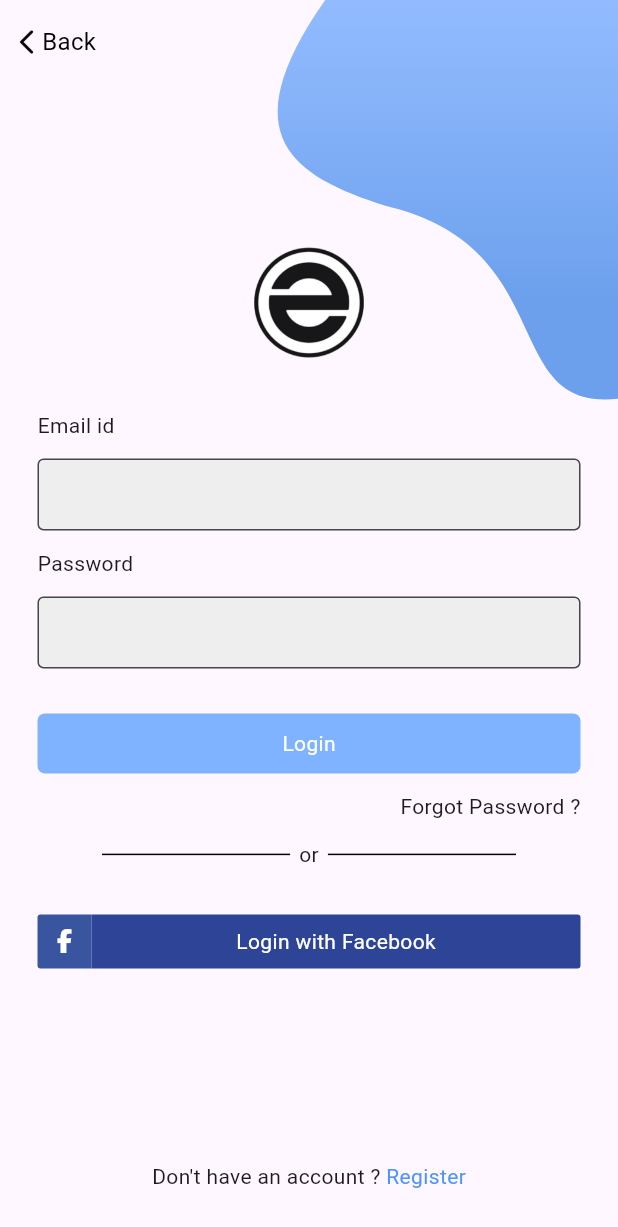
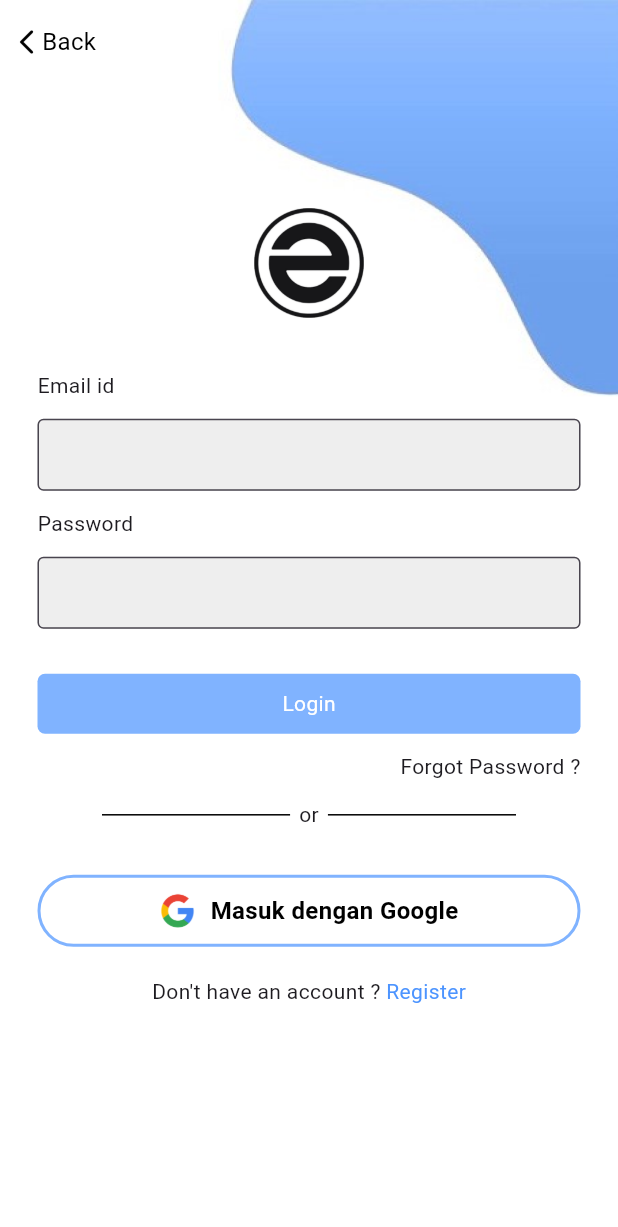
Before and after one commit to Ziyan-11/Project-Flutter-Erdikha, a Flutter app: the LoginScreen screen opened directly, on a phone screen of 412 x 824 dp. Shown: the top 1227 px of the screen. Run offline on Flutter 3.47's test engine with Material 3 defaults, Android fonts, the phone set to English and light mode, and no system bars; our stand-ins replace carousel_slider, email_validator, font_awesome_flutter, get; Roboto replaces fonts that are missing (Poppins).

Commit message:
change button facebook

```diff
--- a/erdhika/lib/screens/home_screen.dart
+++ b/erdhika/lib/screens/home_screen.dart
@@ -222,7 +222,7 @@ class _HomeScreenState extends State<HomeScreen> {
             ),
             // SizedBox(height: 20),
             Container(
-              height: height * 0.23,
+              height: height * 0.28,
               // margin: EdgeInsets.symmetric(vertical: 20),
               child: ListView.separated(
                 // shrinkWrap: true,
--- a/erdhika/lib/screens/login_screen.dart
+++ b/erdhika/lib/screens/login_screen.dart
@@ -24,14 +24,21 @@ class _LoginScreenState extends State<LoginScreen> {
   Widget build(BuildContext context) {
     final height = MediaQuery.sizeOf(context).height;
     final width = MediaQuery.sizeOf(context).width;
-    return Scaffold(
-      resizeToAvoidBottomInset: false,
-      body: Stack(
+    return Container(
+      width: width,
+      height: height,
+      decoration: BoxDecoration(
+        image: DecorationImage(
+          fit: BoxFit.fill,
+          isAntiAlias: true,
+          image: AssetImage("assets/images/bgauth.png"),
+        ),
+      ),
+      child: Scaffold(
+        resizeToAvoidBottomInset: true,
+        backgroundColor: Colors.transparent,
+        body: Column(
           children: [
-          CustomPaint(
-            size: Size(width, height),
-            painter: PaintTopRight(),
-          ),
             AppBar(
               leadingWidth: 80,
               leading: IconButton(
@@ -56,19 +63,20 @@ class _LoginScreenState extends State<LoginScreen> {
               backgroundColor: Colors.transparent,
               elevation: 0,
             ),
-          Form(
+            Expanded(
+              child: Form(
                 autovalidateMode: AutovalidateMode.onUserInteraction,
                 key: formKey,
-            child: Padding(
+                child: ListView(
                   padding: const EdgeInsets.only(
                     left: 25,
                     right: 25,
-                bottom: 30,
+                    // bottom: 30,
                   ),
-              child: Column(
-                crossAxisAlignment: CrossAxisAlignment.start,
+                  physics: BouncingScrollPhysics(),
+                  // crossAxisAlignment: CrossAxisAlignment.start,
                   children: [
-                  SizedBox(height: height * 0.2),
+                    SizedBox(height: height * 0.1),
                     Center(
                         child: Image.asset("assets/images/logo.png", scale: 5)),
                     SizedBox(height: 35),
@@ -78,8 +86,8 @@ class _LoginScreenState extends State<LoginScreen> {
                     SizedBox(height: 12),
                     TextFormField(
                       controller: emailCtrl,
-                    onTapOutside: (event) =>
-                        FocusManager.instance.primaryFocus?.unfocus(),
+                      // onTapOutside: (event) =>
+                      //     FocusManager.instance.primaryFocus?.unfocus(),
                       validator: (value) =>
                           (value != null && !EmailValidator.validate(value))
                               ? "This Field is Required and include an '@'"
@@ -104,8 +112,8 @@ class _LoginScreenState extends State<LoginScreen> {
                     SizedBox(height: 12),
                     TextFormField(
                       controller: passwordCtrl,
-                    onTapOutside: (event) =>
-                        FocusManager.instance.primaryFocus?.unfocus(),
+                      // onTapOutside: (event) =>
+                      //     FocusManager.instance.primaryFocus?.unfocus(),
                       obscureText: true,
                       validator: (value) =>
                           value!.isEmpty ? "This Field is Required" : null,
@@ -166,55 +174,83 @@ class _LoginScreenState extends State<LoginScreen> {
                       ],
                     ),
                     SizedBox(height: 30),
-                  InkWell(
-                    onTap: () => Navigator.pop(context),
-                    child: Row(
+                    ButtonMainWidget(
+                      onTap: () => Get.offAll(()=>NavigationScreen()),
+                      backgroundColor: Colors.white,
+                      borderRadius: 50,
+                      border: Border.all(color: Color(0xFF80B3FF), width: 2),
+                      text: Row(
+                        // crossAxisAlignment: CrossAxisAlignment.center,
+                        mainAxisAlignment: MainAxisAlignment.center,
                         children: [
-                        Ink(
-                          decoration: BoxDecoration(
-                            color: Color(0xff3a559f),
-                            borderRadius: BorderRadius.only(
-                              topLeft: Radius.circular(2),
-                              bottomLeft: Radius.circular(2),
+                          Image.asset(
+                            "assets/images/icon-google.png",
+                            scale: 3,
                           ),
-                          ),
-                          width: 36,
-                          height: 36,
-                          child: Center(
-                            child: FaIcon(
-                              FontAwesomeIcons.facebookF,
-                              color: Colors.white,
-                              size: 16,
-                            ),
-                          ),
-                        ),
-                        Expanded(
-                          child: Ink(
-                            width: double.maxFinite,
-                            height: 36,
-                            decoration: BoxDecoration(
-                              color: Color(0xFF2D4497),
-                              borderRadius: BorderRadius.only(
-                                topRight: Radius.circular(2),
-                                bottomRight: Radius.circular(2),
-                              ),
-                            ),
-                            child: Center(
-                              child: Text(
-                                "Login with Facebook",
+                          SizedBox(width: 10),
+                          Text(
+                            "Masuk dengan Google",
                             style: TextStyle(
-                                  color: Colors.white,
-                                ),
-                              ),
-                            ),
+                              color: Colors.black,
+                              fontSize: 16,
+                              fontFamily: 'Poppins',
+                              fontWeight: FontWeight.w700,
                             ),
                           ),
                         ],
                       ),
                     ),
-                  Spacer(),
+                    // InkWell(
+                    //   onTap: () => Navigator.pop(context),
+                    //   child: Row(
+                    //     children: [
+                    //       Ink(
+                    //         decoration: BoxDecoration(
+                    //           color: Color(0xff3a559f),
+                    //           borderRadius: BorderRadius.only(
+                    //             topLeft: Radius.circular(2),
+                    //             bottomLeft: Radius.circular(2),
+                    //           ),
+                    //         ),
+                    //         width: 36,
+                    //         height: 36,
+                    //         child: Center(
+                    //           child: FaIcon(
+                    //             FontAwesomeIcons.facebookF,
+                    //             color: Colors.white,
+                    //             size: 16,
+                    //           ),
+                    //         ),
+                    //       ),
+                    // Expanded(
+                    //   child: Ink(
+                    //     width: double.maxFinite,
+                    //     height: 36,
+                    //     decoration: BoxDecoration(
+                    //       color: Color(0xFF2D4497),
+                    //       borderRadius: BorderRadius.only(
+                    //         topRight: Radius.circular(2),
+                    //         bottomRight: Radius.circular(2),
+                    //       ),
+                    //     ),
+                    //     child: Center(
+                    //       child: Text(
+                    //         "Login with Facebook",
+                    //         style: TextStyle(
+                    //           color: Colors.white,
+                    //         ),
+                    //       ),
+                    //     ),
+                    //   ),
+                    // ),
+                    //     ],
+                    //   ),
+                    // ),
+                    // Spacer(),
                     // Row(ch)
-                  Row(
+                    Container(
+                      padding: EdgeInsets.symmetric(vertical: 20),
+                      child: Row(
                         mainAxisAlignment: MainAxisAlignment.center,
                         children: [
                           Text(
@@ -231,11 +267,13 @@ class _LoginScreenState extends State<LoginScreen> {
                           )
                         ],
                       ),
+                    ),
                   ],
                 ),
               ),
             ),
           ],
+        ),
       ),
     );
   }
--- a/erdhika/lib/screens/splash_screen.dart
+++ b/erdhika/lib/screens/splash_screen.dart
@@ -14,13 +14,13 @@ class SplashScreen extends StatefulWidget {
 class _SplashScreenState extends State<SplashScreen> {
   Timer? timer;
 
-  // @override
-  // void initState() {
-  //   super.initState();
-  //   timer = Timer(Duration(seconds: 3), () {
-  //     Get.offAll(() => OnboardingScreen());
-  //   });
-  // }
+  @override
+  void initState() {
+    super.initState();
+    timer = Timer(Duration(seconds: 3), () {
+      Get.offAll(() => OnboardingScreen());
+    });
+  }
 
   @override
   void dispose() {
--- a/erdhika/lib/widgets/button_main_widget.dart
+++ b/erdhika/lib/widgets/button_main_widget.dart
@@ -7,6 +7,7 @@ class ButtonMainWidget extends StatelessWidget {
     this.isEnable = true,
     this.border,
     this.onTap,
+    this.borderRadius = 5,
     required this.backgroundColor,
   }) : super(key: key);
   Widget text;
@@ -14,6 +15,7 @@ class ButtonMainWidget extends StatelessWidget {
   BoxBorder? border;
   Function()? onTap;
   Color backgroundColor;
+  double borderRadius;
 
   @override
   Widget build(BuildContext context) {
@@ -24,7 +26,7 @@ class ButtonMainWidget extends StatelessWidget {
         // color: isEnable
         //           ? LightColors.mainColor
         //           : LightColors.mainColor.withOpacity(0.4),
-        borderRadius: BorderRadius.all(Radius.circular(5)),
+        borderRadius: BorderRadius.all(Radius.circular(borderRadius)),
         border: border ?? null,
       ),
       child: Material(
```
Also changed, not shown: erdhika/assets/images/icon-google.png (added). Lines whose indentation alone changed are shown as unchanged.
